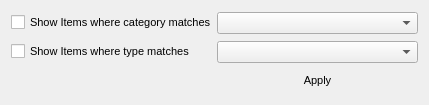
pjrinaldi/wombatforensics, file filetypefilter.ui: the form before one commit.
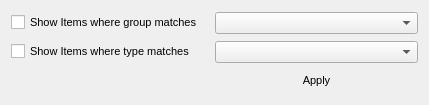
The form after the commit.

Commit message: implemented file category filter view

The edit to the form file:
```diff
--- a/filetypefilter.ui
+++ b/filetypefilter.ui
@@ -51,7 +51,7 @@
    <item row="0" column="0">
     <widget class="QCheckBox" name="categorycheckBox">
      <property name="text">
-      <string>Show Items where category matches</string>
+      <string>Show Items where group matches</string>
      </property>
     </widget>
    </item>
```
The commit also changes 7 other files.
